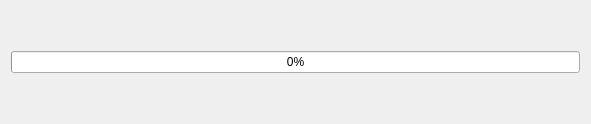
This is forms/LoadingPage.ui in FunnyAWM/MusicSyncTool as Qt 5 draws it before an edit. The edited form follows.
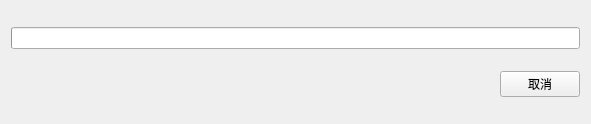
This is the edited form.

Patch:
```diff
--- a/forms/LoadingPage.ui
+++ b/forms/LoadingPage.ui
@@ -14,11 +14,34 @@
    <string>正在加载</string>
   </property>
   <layout class="QGridLayout" name="gridLayout">
-   <item row="0" column="0">
+   <item row="1" column="1">
+    <widget class="QPushButton" name="pushButton">
+     <property name="text">
+      <string>取消</string>
+     </property>
+    </widget>
+   </item>
+   <item row="1" column="0">
+    <spacer name="horizontalSpacer">
+     <property name="orientation">
+      <enum>Qt::Orientation::Horizontal</enum>
+     </property>
+     <property name="sizeHint" stdset="0">
+      <size>
+       <width>40</width>
+       <height>20</height>
+      </size>
+     </property>
+    </spacer>
+   </item>
+   <item row="0" column="0" colspan="2">
     <widget class="QProgressBar" name="progressBar">
      <property name="value">
       <number>0</number>
      </property>
+     <property name="textVisible">
+      <bool>false</bool>
+     </property>
     </widget>
    </item>
   </layout>
```
